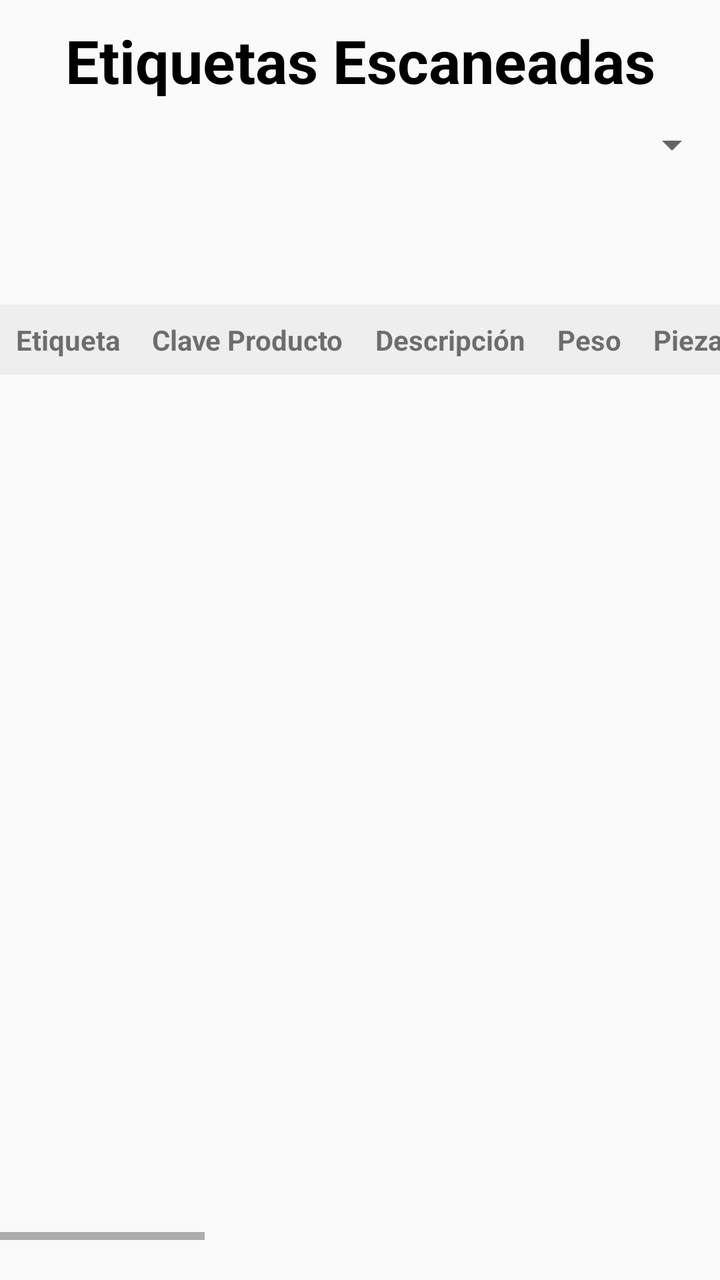
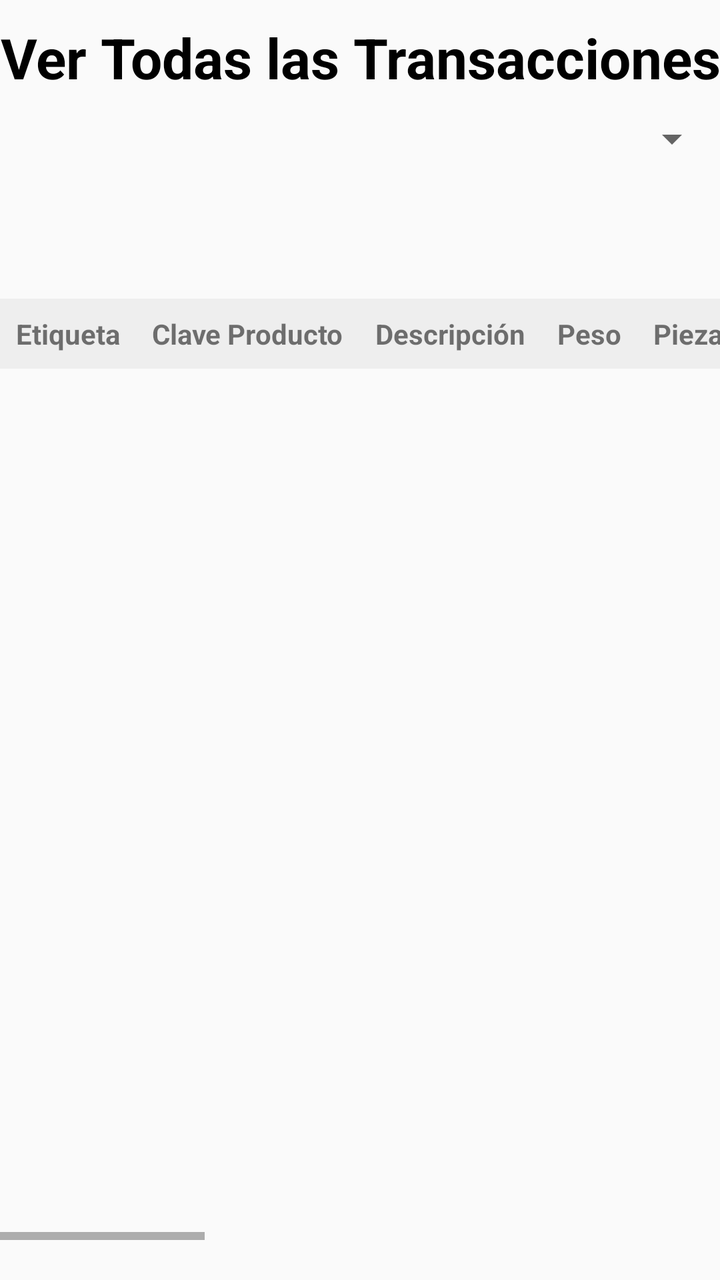

An Android layout rendered at two revisions. The XML below is the earlier revision; the diff shows what the commit changed to produce the second picture.
<!-- AndroidManifest.xml: application theme Theme.Etiquetas -->
<!-- res/layout/fragment_see_all_etiquetas.xml -->
<?xml version="1.0" encoding="utf-8"?>
<LinearLayout xmlns:android="http://schemas.android.com/apk/res/android"
    xmlns:tools="http://schemas.android.com/tools"
    android:layout_width="match_parent"
    android:layout_height="match_parent"
    android:layout_marginHorizontal="5dp"
    android:fitsSystemWindows="true"
    android:orientation="vertical"
    tools:context=".SeeAllEtiquetasFragment">

    <TextView
        android:id="@+id/title"
        android:layout_width="match_parent"
        android:layout_height="wrap_content"
        android:layout_marginTop="10dp"
        android:text="@string/all_scan_etiquetas"
        android:textAlignment="center"
        android:textColor="@color/black"
        android:textSize="30sp"
        android:textStyle="bold" />

    <LinearLayout
        android:layout_width="match_parent"
        android:layout_height="wrap_content"
        android:layout_marginTop="10dp"
        android:orientation="horizontal">

        <Spinner
            android:id="@+id/spinnerCamara"
            android:layout_width="0dp"
            android:layout_height="wrap_content"
            android:layout_weight="1" />

    </LinearLayout>


    <TextView
        android:id="@+id/totalWeight"
        android:layout_width="match_parent"
        android:layout_height="wrap_content"
        android:layout_marginVertical="5dp" />
    <TextView
        android:id="@+id/totalCestas"
        android:layout_width="match_parent"
        android:layout_height="wrap_content"
        android:layout_marginVertical="5dp" />


    <ScrollView
        android:layout_width="match_parent"
        android:layout_height="0dp"
        android:layout_marginTop="10dp"
        android:layout_marginBottom="20dp"
        android:layout_weight="1"
        android:fillViewport="true">

        <HorizontalScrollView
            android:layout_width="match_parent"
            android:layout_height="match_parent"
            android:fillViewport="true"
            android:scrollbars="horizontal">

            <TableLayout
                android:id="@+id/tableLayout"
                android:layout_width="wrap_content"
                android:layout_height="match_parent">

                <TableRow android:background="#EEEEEE">
                    <TextView
                        android:layout_width="wrap_content"
                        android:layout_height="wrap_content"
                        android:padding="8dp"
                        android:text="Etiqueta"
                        android:textStyle="bold" />

                    <TextView
                        android:layout_width="wrap_content"
                        android:layout_height="wrap_content"
                        android:padding="8dp"
                        android:text="Clave Producto"
                        android:textStyle="bold" />

                    <TextView
                        android:layout_width="wrap_content"
                        android:layout_height="wrap_content"
                        android:padding="8dp"
                        android:text="Descripción"
                        android:textStyle="bold" />


                    <TextView
                        android:layout_width="wrap_content"
                        android:layout_height="wrap_content"
                        android:padding="8dp"
                        android:text="Peso"
                        android:textStyle="bold" />

                    <TextView
                        android:layout_width="wrap_content"
                        android:layout_height="wrap_content"
                        android:padding="8dp"
                        android:text="Piezas"
                        android:textStyle="bold" />

                    <TextView
                        android:layout_width="wrap_content"
                        android:layout_height="wrap_content"
                        android:padding="8dp"
                        android:text="N. Empaque"
                        android:textStyle="bold" />

                    <TextView
                        android:layout_width="wrap_content"
                        android:layout_height="wrap_content"
                        android:padding="8dp"
                        android:text="Lote"
                        android:textStyle="bold" />

                    <TextView
                        android:layout_width="wrap_content"
                        android:layout_height="wrap_content"
                        android:padding="8dp"
                        android:text="Fecha"
                        android:textStyle="bold" />

                    <TextView
                        android:layout_width="wrap_content"
                        android:layout_height="wrap_content"
                        android:padding="8dp"
                        android:text="Hora"
                        android:textStyle="bold" />


                    <TextView
                        android:layout_width="wrap_content"
                        android:layout_height="wrap_content"
                        android:padding="8dp"
                        android:text="Zona"
                        android:textStyle="bold" />

                    <TextView
                        android:layout_width="wrap_content"
                        android:layout_height="wrap_content"
                        android:padding="8dp"
                        android:text="Camara"
                        android:textStyle="bold" />

                    <TextView
                        android:layout_width="wrap_content"
                        android:layout_height="wrap_content"
                        android:padding="8dp"
                        android:text="Turno"
                        android:textStyle="bold" />

                    <TextView
                        android:layout_width="wrap_content"
                        android:layout_height="wrap_content"
                        android:padding="8dp"
                        android:text="Movimiento"
                        android:textStyle="bold" />

                    <TextView
                        android:layout_width="wrap_content"
                        android:layout_height="wrap_content"
                        android:padding="8dp"
                        android:text="Tipo Movimiento"
                        android:textStyle="bold" />

                    <TextView
                        android:layout_width="wrap_content"
                        android:layout_height="wrap_content"
                        android:padding="8dp"
                        android:text="Escaneado Por"
                        android:textStyle="bold" />

                    <TextView
                        android:layout_width="wrap_content"
                        android:layout_height="wrap_content"
                        android:padding="8dp"
                        android:text="Fecha escaneo"
                        android:textStyle="bold" />

                    <TextView
                        android:layout_width="wrap_content"
                        android:layout_height="wrap_content"
                        android:padding="8dp"
                        android:text="Notas"
                        android:textStyle="bold" />
                </TableRow>

            </TableLayout>
        </HorizontalScrollView>
    </ScrollView>

</LinearLayout>
<!-- resources referenced by this layout -->
<resources>
  <color name="black">#FF000000</color>
  <string name="all_scan_etiquetas">Etiquetas Escaneadas</string>
  <style name="Theme.Etiquetas" parent="Theme.AppCompat.Light.NoActionBar" />
</resources>

<!-- the commit's change to res/layout/fragment_see_all_etiquetas.xml (unified diff, before → after) -->
@@ -13,10 +13,10 @@
         android:layout_width="match_parent"
         android:layout_height="wrap_content"
         android:layout_marginTop="10dp"
-        android:text="@string/all_scan_etiquetas"
+        android:text="@string/see_historico"
         android:textAlignment="center"
         android:textColor="@color/black"
-        android:textSize="30sp"
+        android:textSize="28sp"
         android:textStyle="bold" />
 
     <LinearLayout
<!-- resource entries referenced after the edit -->
@@ -1,7 +1,7 @@
 <!-- resources referenced by this layout -->
 <resources>
   <color name="black">#FF000000</color>
-  <string name="all_scan_etiquetas">Etiquetas Escaneadas</string>
+  <string name="see_historico">Ver Todas las Transacciones</string>
   <style name="Theme.Etiquetas" parent="Theme.AppCompat.Light.NoActionBar" />
 </resources>
 
